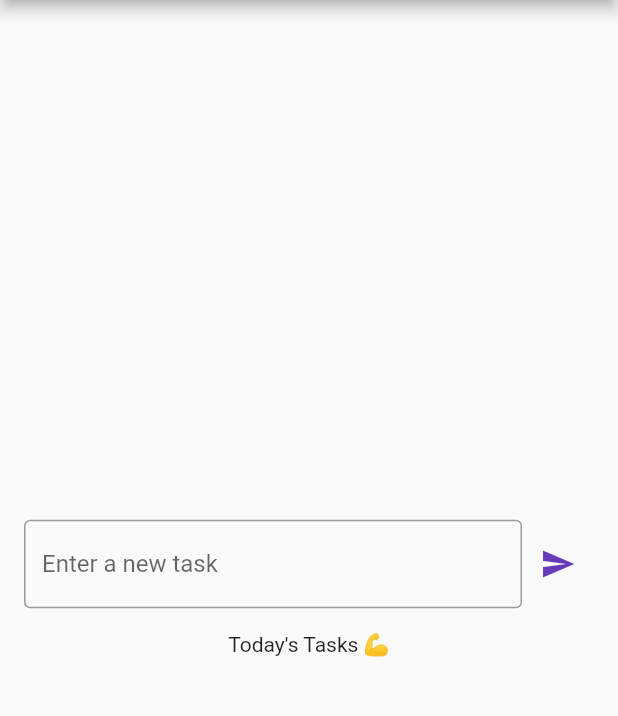
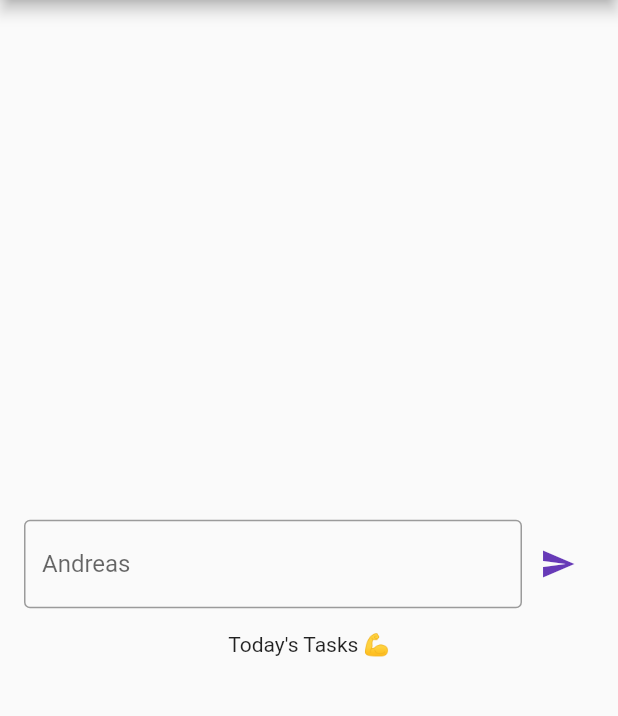
Before and after one commit to rishav-c1/drp31, a Flutter app: the screen it shows after launch, on a phone screen of 412 x 824 dp, the part 84-800 px from its top. Run offline on Flutter 3.47's test engine with Material 2 defaults, Android fonts, the phone set to English and light mode, and no system bars; our stand-ins replace cloud_firestore, firebase_core; missing offline and left inert: dart:ffi; accounts and stored records are empty.

Commit message:
Add andreas

```diff
--- a/lib/main.dart
+++ b/lib/main.dart
@@ -76,7 +76,7 @@ class _MyHomePageState extends State<MyHomePage> {
                       controller: taskController,
                       decoration: const InputDecoration(
                         border: OutlineInputBorder(),
-                        hintText: 'Enter a new task',
+                        hintText: 'Andreas',
                       ),
                     ),
                   ),
```
